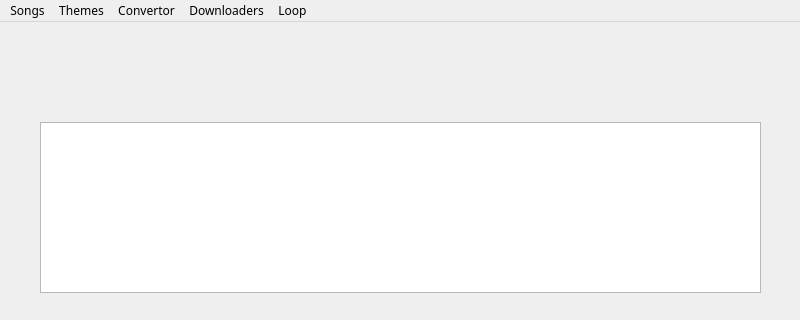
The window that trb.ui (TheHardGamer/python-music-player) describes before a commit, drawn with Qt 5; both pictures show x 0 to 800 and y 0 to 320 of the 800 by 600 pixel window.
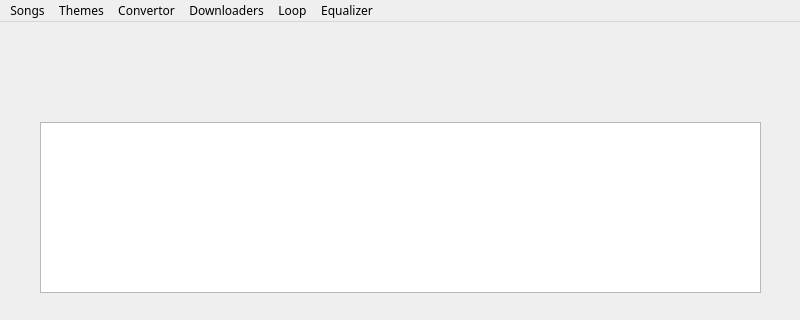
The same window after the commit. Icons and pictures are not drawn.

Patch:
```diff
--- a/trb.ui
+++ b/trb.ui
@@ -329,12 +329,20 @@
     </property>
     <addaction name="loopone"/>
     <addaction name="loopall"/>
+    <addaction name="looprandom"/>
+   </widget>
+   <widget class="QMenu" name="menuVisualizer">
+    <property name="title">
+     <string>Equalizer</string>
+    </property>
+    <addaction name="showEq"/>
    </widget>
    <addaction name="menuSongs"/>
    <addaction name="menuThemes"/>
    <addaction name="menuConvertor"/>
    <addaction name="menuDownloaders"/>
    <addaction name="menuLoop"/>
+   <addaction name="menuVisualizer"/>
   </widget>
   <action name="addsongs">
    <property name="checkable">
```
Left out of the diff: 19 changed lines with no effect on the pictures.
